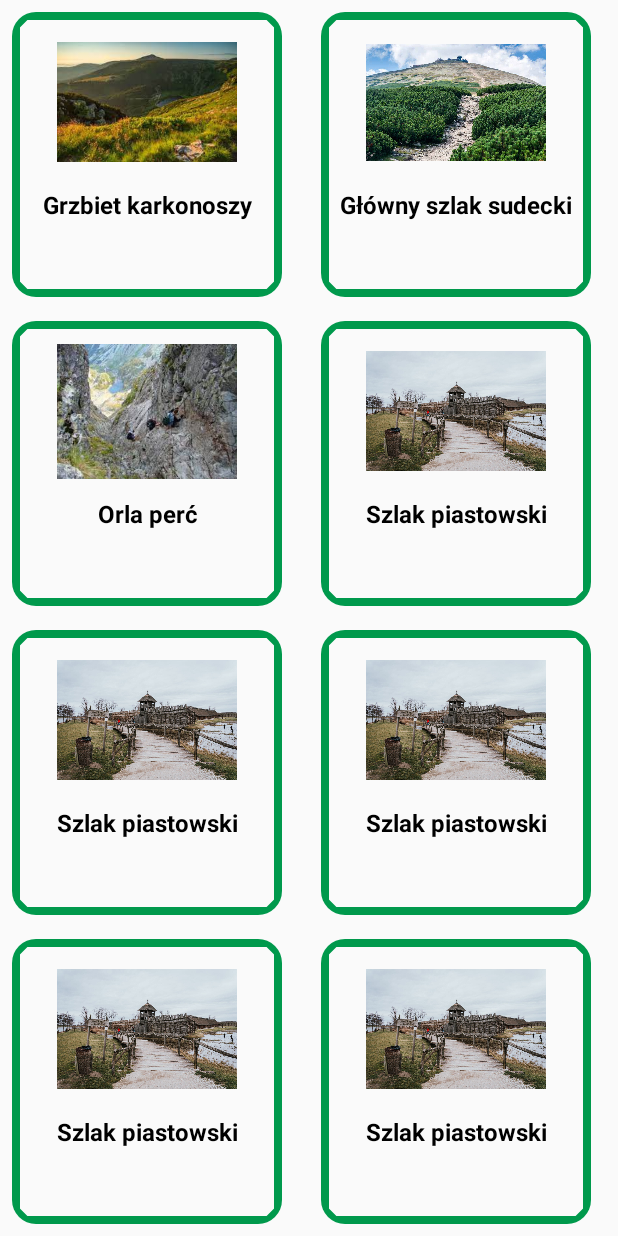
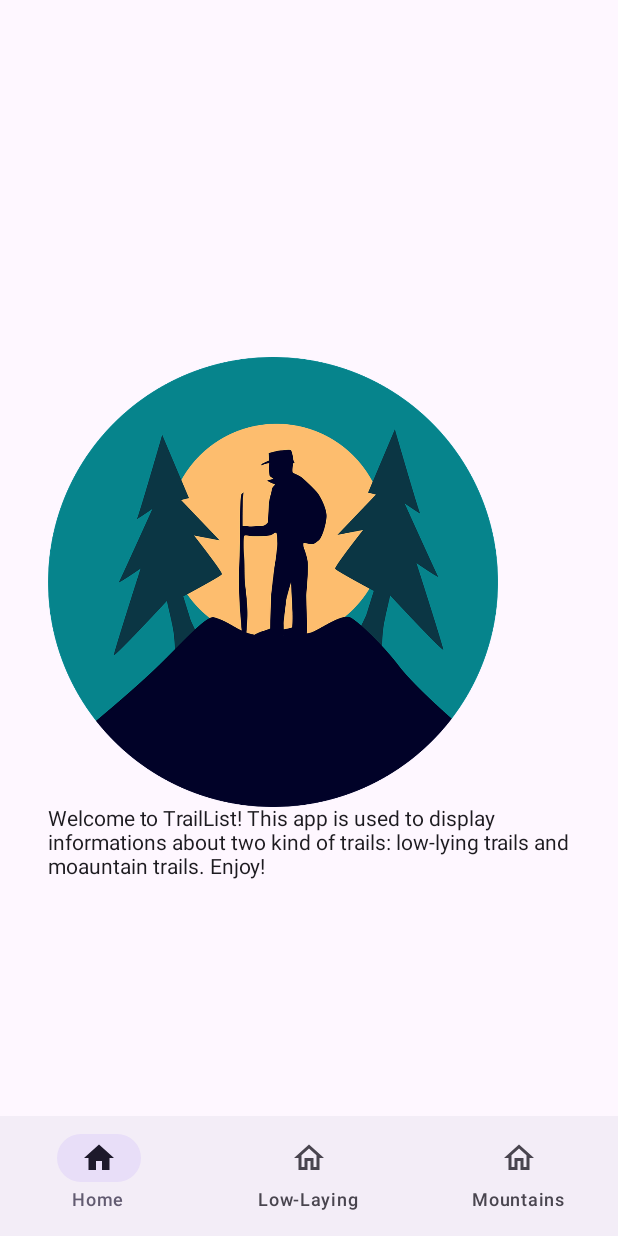
Before and after one commit to NikolasSzwargot/TrailsList, an Android app built with Jetpack Compose: the screen it shows after launch (MainActivity), on a phone screen of 412 x 824 dp. Run offline under Robolectric (Android 15) with nearby library versions, the phone set to English and light mode, and no system bars; our stand-ins replace Room's generated code.

Commit message:
Created bottom navigation bar, wchich starts with a new HomeScreen composable

```diff
--- a/app/src/main/java/edu/com/trailslist/MainActivity.kt
+++ b/app/src/main/java/edu/com/trailslist/MainActivity.kt
@@ -1,8 +1,10 @@
 package edu.com.trailslist
 
+import android.annotation.SuppressLint
 import android.os.Bundle
 import androidx.activity.ComponentActivity
 import androidx.activity.compose.setContent
+import androidx.compose.material3.Scaffold
 import androidx.compose.runtime.Composable
 import androidx.lifecycle.ViewModel
 import androidx.lifecycle.ViewModelProvider
@@ -10,8 +12,10 @@ import androidx.lifecycle.viewmodel.compose.viewModel
 import androidx.navigation.compose.NavHost
 import androidx.navigation.compose.composable
 import androidx.navigation.compose.rememberNavController
-import edu.com.trailslist.compose.appcomponents.TrailDetails
-import edu.com.trailslist.compose.appcomponents.TrailsList
+import edu.com.trailslist.compose.appcomponents.components.BottomNavBar
+import edu.com.trailslist.compose.appcomponents.homecomponents.HomeScreen
+import edu.com.trailslist.compose.appcomponents.trailscomponents.TrailDetails
+import edu.com.trailslist.compose.appcomponents.trailscomponents.TrailsList
 import edu.com.trailslist.database.entities.Trail
 import edu.com.trailslist.database.implementation.TrailDatabase
 import edu.com.trailslist.viewmodels.TrailViewModel
@@ -41,18 +45,25 @@ class MainActivity : ComponentActivity() {
     }
 }
 
+@SuppressLint("UnusedMaterial3ScaffoldPaddingParameter")
 @Composable
 fun TrailApp(viewModel: TrailViewModel){
-
     val navController = rememberNavController()
-    NavHost(navController = navController, startDestination = "trailsList") {
+    Scaffold(
+        bottomBar = { BottomNavBar(navController = navController) }
+    ) { _ ->
+        NavHost(navController = navController, startDestination = "homeScreen") {
             composable("trailsList") {
                 TrailsList(navController, viewModel)
             }
-        composable( "trailDetails/{trailId}/{trailName}/{trailDescription}/{trailImage}/{trailTime}") { backStackEntry ->
+            composable("homeScreen") {
+                HomeScreen()
+            }
+            composable("trailDetails/{trailId}/{trailName}/{trailDescription}/{trailImage}/{trailTime}") { backStackEntry ->
                 val trailId = backStackEntry.arguments?.getString("trailId").orEmpty().toInt()
                 val trailName = backStackEntry.arguments?.getString("trailName").orEmpty()
-            val trailDescription = backStackEntry.arguments?.getString("trailDescription").orEmpty()
+                val trailDescription =
+                    backStackEntry.arguments?.getString("trailDescription").orEmpty()
                 val trailImage = backStackEntry.arguments?.getString("trailImage").orEmpty().toInt()
                 val trailTime = backStackEntry.arguments?.getString("trailTime").orEmpty().toLong()
 
@@ -61,8 +72,10 @@ fun TrailApp(viewModel: TrailViewModel){
                     trailName,
                     trailDescription,
                     trailImage,
-                trailTime)
+                    trailTime
+                )
                 TrailDetails(trail, viewModel)
             }
         }
     }
+}
--- /dev/null
+++ b/app/src/main/java/edu/com/trailslist/compose/appcomponents/components/BottomNavBar.kt
@@ -0,0 +1,62 @@
+package edu.com.trailslist.compose.appcomponents.components
+
+import androidx.compose.material.icons.Icons
+import androidx.compose.material.icons.filled.Home
+import androidx.compose.material.icons.outlined.Home
+import androidx.compose.material3.Icon
+import androidx.compose.material3.NavigationBar
+import androidx.compose.material3.NavigationBarItem
+import androidx.compose.material3.Text
+import androidx.compose.runtime.Composable
+import androidx.compose.runtime.getValue
+import androidx.compose.runtime.mutableStateOf
+import androidx.compose.runtime.saveable.rememberSaveable
+import androidx.compose.runtime.setValue
+import androidx.navigation.NavController
+import edu.com.trailslist.util.BottomNavigationItem
+
+@Composable
+fun BottomNavBar(navController: NavController) {
+    val navItems = listOf(
+        BottomNavigationItem(
+            title = "Home",
+            selectedIcon = Icons.Filled.Home,
+            unselectedIcon = Icons.Outlined.Home
+        ),
+        BottomNavigationItem(
+            title = "Low-Laying",
+            selectedIcon = Icons.Filled.Home,
+            unselectedIcon = Icons.Outlined.Home
+        ),
+        BottomNavigationItem(
+            title = "Mountains",
+            selectedIcon = Icons.Filled.Home,
+            unselectedIcon = Icons.Outlined.Home
+        )
+
+    )
+    var selectedItemIndex by rememberSaveable {
+        mutableStateOf(0)
+    }
+    NavigationBar(
+    ) {
+        navItems.forEachIndexed { index, bottomNavigationItem ->
+            NavigationBarItem(selected = selectedItemIndex == index,
+                onClick = {
+                    selectedItemIndex = index
+                    when (index) {
+                        0 -> navController.navigate("homeScreen")
+                        1 -> navController.navigate("trailsList")
+                        2 -> navController.navigate("trailsList")
+                    }
+                },
+                label = {Text(text = bottomNavigationItem.title)},
+                icon = {
+                    Icon(imageVector =
+                    if (index == selectedItemIndex) {bottomNavigationItem.selectedIcon}
+                    else bottomNavigationItem.unselectedIcon,
+                        contentDescription = "Bottom navigation item")
+                })
+        }
+    }
+}
--- /dev/null
+++ b/app/src/main/java/edu/com/trailslist/compose/appcomponents/homecomponents/ApplicationDescription.kt
@@ -0,0 +1,11 @@
+package edu.com.trailslist.compose.appcomponents.homecomponents
+
+import androidx.compose.material3.Text
+import androidx.compose.runtime.Composable
+import androidx.compose.ui.Modifier
+
+@Composable
+fun ApplicationDescription(modifier: Modifier) {
+    Text(modifier = modifier,
+        text = "Welcome to TrailList! This app is used to display informations about two kind of trails: low-lying trails and moauntain trails. Enjoy!")
+}
--- /dev/null
+++ b/app/src/main/java/edu/com/trailslist/compose/appcomponents/homecomponents/HomeScreen.kt
@@ -0,0 +1,34 @@
+package edu.com.trailslist.compose.appcomponents.homecomponents
+
+import androidx.compose.foundation.layout.Arrangement
+import androidx.compose.foundation.layout.Box
+import androidx.compose.foundation.layout.fillMaxSize
+import androidx.compose.foundation.layout.padding
+import androidx.compose.foundation.lazy.LazyColumn
+import androidx.compose.runtime.Composable
+import androidx.compose.ui.Alignment
+import androidx.compose.ui.Modifier
+import androidx.compose.ui.tooling.preview.Preview
+import androidx.compose.ui.unit.dp
+
+@Composable
+fun HomeScreen() {
+    Box(modifier = Modifier.fillMaxSize()
+        .padding(16.dp),
+        contentAlignment = Alignment.Center
+    ) {
+        LazyColumn(
+            modifier = Modifier
+                .fillMaxSize()
+                .padding(16.dp),
+            verticalArrangement = Arrangement.Center
+        ) {
+            item {
+                Logo(Modifier)
+            }
+            item {
+                ApplicationDescription(Modifier)
+            }
+        }
+    }
+}
--- /dev/null
+++ b/app/src/main/java/edu/com/trailslist/compose/appcomponents/homecomponents/Logo.kt
@@ -0,0 +1,17 @@
+package edu.com.trailslist.compose.appcomponents.homecomponents
+
+import androidx.compose.foundation.Image
+import androidx.compose.foundation.layout.size
+import androidx.compose.runtime.Composable
+import androidx.compose.ui.Modifier
+import androidx.compose.ui.res.painterResource
+import androidx.compose.ui.unit.dp
+import edu.com.trailslist.R
+
+@Composable
+fun Logo(modifier: Modifier) {
+    val logoPainter = painterResource(id = R.drawable.logo)
+    Image(painter = logoPainter,
+        contentDescription = "Application logo",
+        modifier = modifier.size(300.dp))
+}
--- a/app/src/main/java/edu/com/trailslist/compose/appcomponents/SnapFab.kt
+++ b/app/src/main/java/edu/com/trailslist/compose/appcomponents/trailscomponents/SnapFab.kt
@@ -1,4 +1,4 @@
-package edu.com.trailslist.compose.appcomponents
+package edu.com.trailslist.compose.appcomponents.trailscomponents
 
 import androidx.compose.foundation.layout.size
 import androidx.compose.material3.FloatingActionButton
--- a/app/src/main/java/edu/com/trailslist/compose/appcomponents/Stopwatch.kt
+++ b/app/src/main/java/edu/com/trailslist/compose/appcomponents/trailscomponents/Stopwatch.kt
@@ -1,4 +1,4 @@
-package edu.com.trailslist.compose.appcomponents
+package edu.com.trailslist.compose.appcomponents.trailscomponents
 
 import androidx.compose.foundation.layout.Column
 import androidx.compose.foundation.layout.Row
--- a/app/src/main/java/edu/com/trailslist/compose/appcomponents/TrailDetails.kt
+++ b/app/src/main/java/edu/com/trailslist/compose/appcomponents/trailscomponents/TrailDetails.kt
@@ -1,4 +1,4 @@
-package edu.com.trailslist.compose.appcomponents
+package edu.com.trailslist.compose.appcomponents.trailscomponents
 
 import android.content.Intent
 import android.provider.MediaStore
@@ -90,13 +90,14 @@ fun TrailDetails(trail: Trail, viewModel: TrailViewModel) {
             fontSize = if (isTablet) 22.sp else 16.sp,
             color = Color.Gray
         )
-        Spacer(modifier = Modifier.height(35.dp))
+        Spacer(modifier = Modifier.height(130.dp))
     }
     Box(modifier = Modifier
         .padding(16.dp)
         .fillMaxSize()
     ) {
-        SnapFab(modifier = Modifier.align(Alignment.BottomEnd)) {
+        SnapFab(modifier = Modifier.align(Alignment.BottomEnd)
+            .padding(bottom = 80.dp)) {
             val cameraIntent = Intent(MediaStore.ACTION_IMAGE_CAPTURE)
             cameraLauncher.launch(cameraIntent)
         }
--- a/app/src/main/java/edu/com/trailslist/compose/appcomponents/TrailItem.kt
+++ b/app/src/main/java/edu/com/trailslist/compose/appcomponents/trailscomponents/TrailItem.kt
@@ -1,4 +1,4 @@
-package edu.com.trailslist.compose.appcomponents
+package edu.com.trailslist.compose.appcomponents.trailscomponents
 
 import androidx.compose.foundation.Image
 import androidx.compose.foundation.border
--- a/app/src/main/java/edu/com/trailslist/compose/appcomponents/TrailList.kt
+++ b/app/src/main/java/edu/com/trailslist/compose/appcomponents/trailscomponents/TrailList.kt
@@ -1,7 +1,5 @@
-package edu.com.trailslist.compose.appcomponents
+package edu.com.trailslist.compose.appcomponents.trailscomponents
 
-import androidx.compose.foundation.layout.Column
-import androidx.compose.foundation.layout.Row
 import androidx.compose.runtime.Composable
 import androidx.compose.runtime.collectAsState
 import androidx.compose.runtime.getValue
@@ -21,13 +19,9 @@ fun TrailsList(navController: NavController, viewModel: TrailViewModel) {
         PhoneUI(navController = navController, trails)
     }
     else if (screenInfoData.screenWidthData is ScreenInfoData.ScreenType.Tablet) {
-        Row {
-            TabletUI(false, trails, viewModel)
-        }
+        TabletUI(false, trails, viewModel)
     }
     else {
-        Column {
-            TabletUI(true, trails, viewModel)
-        }
+        TabletUI(true, trails, viewModel)
     }
 }
--- a/app/src/main/java/edu/com/trailslist/compose/devicesui/PhoneUI.kt
+++ b/app/src/main/java/edu/com/trailslist/compose/devicesui/PhoneUI.kt
@@ -2,18 +2,20 @@ package edu.com.trailslist.compose.devicesui
 
 import androidx.compose.foundation.clickable
 import androidx.compose.foundation.layout.Box
+import androidx.compose.foundation.layout.padding
 import androidx.compose.foundation.lazy.grid.GridCells
 import androidx.compose.foundation.lazy.grid.LazyVerticalGrid
 import androidx.compose.runtime.Composable
 import androidx.compose.ui.Modifier
 import androidx.compose.ui.unit.dp
 import androidx.navigation.NavController
-import edu.com.trailslist.compose.appcomponents.TrailItem
+import edu.com.trailslist.compose.appcomponents.trailscomponents.TrailItem
 import edu.com.trailslist.database.entities.Trail
 
 @Composable
 fun PhoneUI(navController: NavController, trails: List<Trail>) {
-    LazyVerticalGrid(columns = GridCells.Adaptive(minSize = 140.dp)) {
+    LazyVerticalGrid(columns = GridCells.Adaptive(minSize = 140.dp),
+        modifier = Modifier.padding(bottom = 80.dp)) {
         items(trails.size) { index ->
             val trail = trails[index]
             Box(modifier = Modifier
--- a/app/src/main/java/edu/com/trailslist/compose/devicesui/TabletUI.kt
+++ b/app/src/main/java/edu/com/trailslist/compose/devicesui/TabletUI.kt
@@ -3,9 +3,9 @@ package edu.com.trailslist.compose.devicesui
 import androidx.compose.foundation.clickable
 import androidx.compose.foundation.layout.Box
 import androidx.compose.foundation.layout.fillMaxHeight
+import androidx.compose.foundation.layout.fillMaxSize
 import androidx.compose.foundation.layout.fillMaxWidth
 import androidx.compose.foundation.lazy.grid.GridCells
-import androidx.compose.foundation.lazy.grid.LazyHorizontalGrid
 import androidx.compose.foundation.lazy.grid.LazyVerticalGrid
 import androidx.compose.runtime.Composable
 import androidx.compose.runtime.LaunchedEffect
@@ -13,11 +13,12 @@ import androidx.compose.runtime.getValue
 import androidx.compose.runtime.mutableStateOf
 import androidx.compose.runtime.remember
 import androidx.compose.runtime.setValue
+import androidx.compose.ui.Alignment
 import androidx.compose.ui.Modifier
 import androidx.compose.ui.platform.LocalContext
 import androidx.compose.ui.unit.dp
-import edu.com.trailslist.compose.appcomponents.TrailDetails
-import edu.com.trailslist.compose.appcomponents.TrailItem
+import edu.com.trailslist.compose.appcomponents.trailscomponents.TrailDetails
+import edu.com.trailslist.compose.appcomponents.trailscomponents.TrailItem
 import edu.com.trailslist.database.entities.Trail
 import edu.com.trailslist.database.implementation.TrailDatabase
 import edu.com.trailslist.viewmodels.TrailViewModel
@@ -38,11 +39,12 @@ fun TabletUI(vertical: Boolean, trails: List<Trail>, viewModel: TrailViewModel)
     }
 
     val fill = if (expanded) 1f else 0.5f
-
+    Box(modifier = Modifier.fillMaxSize()) {
         if (vertical) {
-        LazyHorizontalGrid(
-            rows = GridCells.Adaptive(minSize = 200.dp),
-            modifier = Modifier.fillMaxHeight(fill)
+            LazyVerticalGrid(
+                columns = GridCells.Adaptive(minSize = 200.dp),
+                modifier = Modifier
+                    .fillMaxHeight(fill)
                     .fillMaxWidth()
             ) {
                 items(trails.size) { index ->
@@ -58,12 +60,11 @@ fun TabletUI(vertical: Boolean, trails: List<Trail>, viewModel: TrailViewModel)
                     }
                 }
             }
-    }
-    else
-    {
+        } else {
             LazyVerticalGrid(
                 columns = GridCells.Adaptive(minSize = 140.dp),
-            modifier = Modifier.fillMaxHeight(1f)
+                modifier = Modifier
+                    .fillMaxHeight(1f)
                     .fillMaxWidth(fill)
             ) {
                 items(trails.size) { index ->
@@ -82,6 +83,11 @@ fun TabletUI(vertical: Boolean, trails: List<Trail>, viewModel: TrailViewModel)
         }
 
         selectedTrail?.let { trail: Trail ->
+            Box(modifier = Modifier.fillMaxWidth(if (vertical) 1f else 0.5f)
+                .fillMaxHeight(if (vertical) 0.5f else 1f)
+                .align(if (vertical) Alignment.BottomEnd else Alignment.CenterEnd)) {
                 TrailDetails(trail = trail, viewModel = viewModel)
             }
         }
+    }
+}
--- /dev/null
+++ b/app/src/main/java/edu/com/trailslist/util/BottomNavigationItem.kt
@@ -0,0 +1,9 @@
+package edu.com.trailslist.util
+
+import androidx.compose.ui.graphics.vector.ImageVector
+
+data class BottomNavigationItem(
+    val title: String,
+    val selectedIcon: ImageVector,
+    val unselectedIcon: ImageVector
+)
```
Also changed, not shown: app/src/main/res/drawable/logo.png (added). Lines whose indentation alone changed are shown as unchanged.
